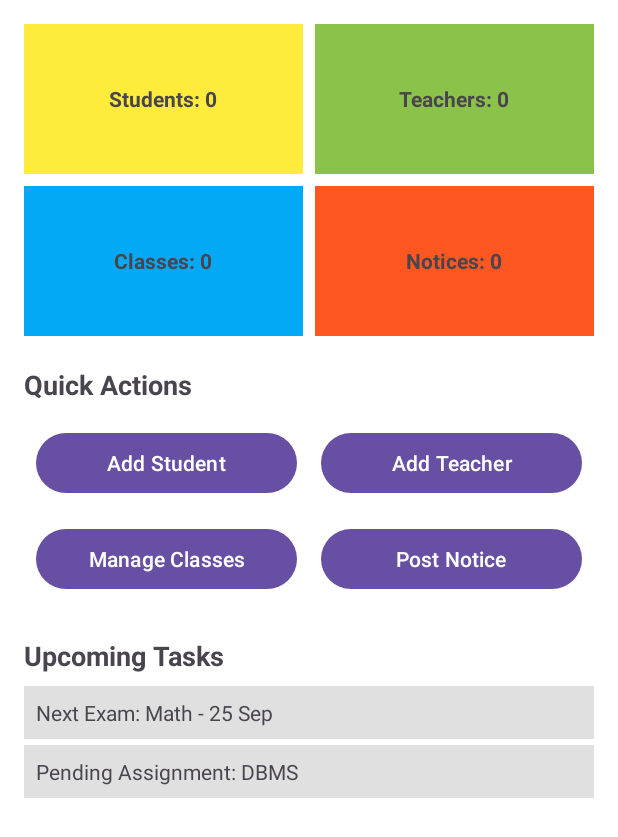
After one commit to JAHIDULFAHAD/Smart_Campus_Management_System, an Android app: the fragment Admin_Dashboards shown on its own in the app's theme, on a phone screen of 412 x 824 dp. The commit adds this screen. Shown: the top 837 px of the screen. Run offline under Robolectric (Android 15) with nearby library versions, the phone set to English and light mode, and no system bars.

Commit message:
admin dashboard add

```diff
--- a/app/build.gradle.kts
+++ b/app/build.gradle.kts
@@ -23,6 +23,7 @@ android {
             proguardFiles(
                 getDefaultProguardFile("proguard-android-optimize.txt"),
                 "proguard-rules.pro"
+
             )
         }
     }
--- a/app/src/main/AndroidManifest.xml
+++ b/app/src/main/AndroidManifest.xml
@@ -11,6 +11,9 @@
         android:roundIcon="@drawable/itsc"
         android:supportsRtl="true"
         android:theme="@style/Theme.SmartCampusManagementSystem">
+        <activity
+            android:name=".Admin_Home_page"
+            android:exported="false" />
         <activity
             android:name=".Home_Page"
             android:exported="false" />
--- /dev/null
+++ b/app/src/main/java/com/jhf/smartcampusmanagementsystem/Admin_Dashboards.kt
@@ -0,0 +1,59 @@
+package com.jhf.smartcampusmanagementsystem
+
+import android.os.Bundle
+import androidx.fragment.app.Fragment
+import android.view.LayoutInflater
+import android.view.View
+import android.view.ViewGroup
+
+// TODO: Rename parameter arguments, choose names that match
+// the fragment initialization parameters, e.g. ARG_ITEM_NUMBER
+private const val ARG_PARAM1 = "param1"
+private const val ARG_PARAM2 = "param2"
+
+/**
+ * A simple [Fragment] subclass.
+ * Use the [Admin_Dashboards.newInstance] factory method to
+ * create an instance of this fragment.
+ */
+class Admin_Dashboards : Fragment() {
+    // TODO: Rename and change types of parameters
+    private var param1: String? = null
+    private var param2: String? = null
+
+    override fun onCreate(savedInstanceState: Bundle?) {
+        super.onCreate(savedInstanceState)
+        arguments?.let {
+            param1 = it.getString(ARG_PARAM1)
+            param2 = it.getString(ARG_PARAM2)
+        }
+    }
+
+    override fun onCreateView(
+        inflater: LayoutInflater, container: ViewGroup?,
+        savedInstanceState: Bundle?
+    ): View? {
+        // Inflate the layout for this fragment
+        return inflater.inflate(R.layout.fragment_admin__dashboards, container, false)
+    }
+
+    companion object {
+        /**
+         * Use this factory method to create a new instance of
+         * this fragment using the provided parameters.
+         *
+         * @param param1 Parameter 1.
+         * @param param2 Parameter 2.
+         * @return A new instance of fragment Admin_Dashboards.
+         */
+        // TODO: Rename and change types and number of parameters
+        @JvmStatic
+        fun newInstance(param1: String, param2: String) =
+            Admin_Dashboards().apply {
+                arguments = Bundle().apply {
+                    putString(ARG_PARAM1, param1)
+                    putString(ARG_PARAM2, param2)
+                }
+            }
+    }
+}
--- /dev/null
+++ b/app/src/main/res/drawable/outline_export_notes_24.xml
@@ -0,0 +1,5 @@
+<vector xmlns:android="http://schemas.android.com/apk/res/android" android:height="24dp" android:tint="#797979" android:viewportHeight="960" android:viewportWidth="960" android:width="24dp">
+
+    <path android:fillColor="@android:color/white" android:pathData="M648,820L760,708L760,800L800,800L800,640L640,640L640,680L732,680L620,792L648,820ZM200,840Q167,840 143.5,816.5Q120,793 120,760L120,200Q120,167 143.5,143.5Q167,120 200,120L760,120Q793,120 816.5,143.5Q840,167 840,200L840,468Q821,459 801,452.5Q781,446 760,443L760,200Q760,200 760,200Q760,200 760,200L200,200Q200,200 200,200Q200,200 200,200L200,760Q200,760 200,760Q200,760 200,760L442,760Q445,782 451.5,802Q458,822 467,840L200,840ZM200,720Q200,731 200,740.5Q200,750 200,760L200,760Q200,760 200,760Q200,760 200,760L200,200Q200,200 200,200Q200,200 200,200L200,200Q200,200 200,200Q200,200 200,200L200,443Q200,441 200,440.5Q200,440 200,440Q200,440 200,522Q200,604 200,720ZM280,680L443,680Q446,659 452.5,639Q459,619 467,600L280,600L280,680ZM280,520L524,520Q556,490 595.5,470Q635,450 680,443L680,440L280,440L280,520ZM280,360L680,360L680,280L280,280L280,360ZM720,920Q637,920 578.5,861.5Q520,803 520,720Q520,637 578.5,578.5Q637,520 720,520Q803,520 861.5,578.5Q920,637 920,720Q920,803 861.5,861.5Q803,920 720,920Z"/>
+
+</vector>
--- /dev/null
+++ b/app/src/main/res/drawable/outline_user_attributes_24.xml
@@ -0,0 +1,5 @@
+<vector xmlns:android="http://schemas.android.com/apk/res/android" android:height="24dp" android:tint="#797979" android:viewportHeight="960" android:viewportWidth="960" android:width="24dp">
+
+    <path android:fillColor="@android:color/white" android:pathData="M560,280L560,200L880,200L880,280L560,280ZM560,440L560,360L880,360L880,440L560,440ZM560,600L560,520L880,520L880,600L560,600ZM320,560Q270,560 235,525Q200,490 200,440Q200,390 235,355Q270,320 320,320Q370,320 405,355Q440,390 440,440Q440,490 405,525Q370,560 320,560ZM80,800L80,724Q80,703 90,684Q100,665 118,654Q163,627 213.5,613.5Q264,600 320,600Q376,600 426.5,613.5Q477,627 522,654Q540,665 550,684Q560,703 560,724L560,800L80,800ZM166,720L166,720L474,720L474,720Q439,700 400,690Q361,680 320,680Q279,680 240,690Q201,700 166,720ZM320,480Q337,480 348.5,468.5Q360,457 360,440Q360,423 348.5,411.5Q337,400 320,400Q303,400 291.5,411.5Q280,423 280,440Q280,457 291.5,468.5Q303,480 320,480ZM320,440Q320,440 320,440Q320,440 320,440Q320,440 320,440Q320,440 320,440Q320,440 320,440Q320,440 320,440Q320,440 320,440Q320,440 320,440ZM320,720Q320,720 320,720Q320,720 320,720Q320,720 320,720Q320,720 320,720L320,720L320,720Z"/>
+
+</vector>
--- a/app/src/main/res/layout/activity_home_page.xml
+++ b/app/src/main/res/layout/activity_student_home_page.xml
@@ -124,7 +124,7 @@
         app:layout_constraintBottom_toBottomOf="parent"
         app:layout_constraintEnd_toEndOf="parent"
         app:layout_constraintStart_toStartOf="parent"
-        app:menu="@menu/bottom_navigation_menu"
+        app:menu="@menu/bottom_navigation_menu_student"
         app:labelVisibilityMode="labeled"
         app:itemIconSize="32dp"
         />
--- /dev/null
+++ b/app/src/main/res/layout/fragment_admin__dashboards.xml
@@ -0,0 +1,160 @@
+<?xml version="1.0" encoding="utf-8"?>
+<?xml version="1.0" encoding="utf-8"?>
+<ScrollView xmlns:android="http://schemas.android.com/apk/res/android"
+    android:layout_width="match_parent"
+    android:layout_height="match_parent"
+    android:background="@android:color/white"
+    android:padding="16dp">
+
+    <LinearLayout
+        android:layout_width="match_parent"
+        android:layout_height="wrap_content"
+        android:orientation="vertical">
+
+        <!-- Quick Stats Cards -->
+        <LinearLayout
+            android:layout_width="match_parent"
+            android:layout_height="100dp"
+            android:orientation="horizontal"
+            android:weightSum="2">
+
+            <TextView
+                android:id="@+id/tvTotalStudents"
+                android:layout_width="0dp"
+                android:layout_height="100dp"
+                android:layout_weight="1"
+                android:background="#FFEB3B"
+                android:padding="16dp"
+                android:text="Students: 0"
+                android:gravity="center"
+                android:textStyle="bold"
+                android:layout_marginEnd="4dp"/>
+
+            <TextView
+                android:id="@+id/tvTotalTeachers"
+                android:layout_width="0dp"
+                android:layout_height="100dp"
+                android:layout_weight="1"
+                android:background="#8BC34A"
+                android:padding="16dp"
+                android:text="Teachers: 0"
+                android:gravity="center"
+                android:textStyle="bold"
+                android:layout_marginStart="4dp"/>
+        </LinearLayout>
+
+        <LinearLayout
+            android:layout_width="match_parent"
+            android:layout_height="100dp"
+            android:orientation="horizontal"
+            android:weightSum="2"
+            android:layout_marginTop="8dp">
+
+            <TextView
+                android:id="@+id/tvTotalClasses"
+                android:layout_width="0dp"
+                android:layout_height="100dp"
+                android:layout_weight="1"
+                android:background="#03A9F4"
+                android:padding="16dp"
+                android:text="Classes: 0"
+                android:gravity="center"
+                android:textStyle="bold"
+                android:layout_marginEnd="4dp"/>
+
+            <TextView
+                android:id="@+id/tvNotices"
+                android:layout_width="0dp"
+                android:layout_height="100dp"
+                android:layout_weight="1"
+                android:background="#FF5722"
+                android:padding="16dp"
+                android:text="Notices: 0"
+                android:gravity="center"
+                android:textStyle="bold"
+                android:layout_marginStart="4dp"/>
+        </LinearLayout>
+
+        <!-- Quick Actions Grid -->
+        <TextView
+            android:layout_width="wrap_content"
+            android:layout_height="wrap_content"
+            android:text="Quick Actions"
+            android:textSize="18sp"
+            android:textStyle="bold"
+            android:layout_marginTop="20dp"
+            android:paddingBottom="8dp"/>
+
+        <GridLayout
+            android:layout_width="match_parent"
+            android:layout_height="wrap_content"
+            android:columnCount="2">
+
+            <Button
+                android:id="@+id/btnAddStudent"
+                android:layout_width="0dp"
+                android:layout_height="wrap_content"
+                android:layout_columnWeight="1"
+                android:text="Add Student"
+                android:layout_margin="8dp"/>
+
+            <Button
+                android:id="@+id/btnAddTeacher"
+                android:layout_width="0dp"
+                android:layout_height="wrap_content"
+                android:layout_columnWeight="1"
+                android:text="Add Teacher"
+                android:layout_margin="8dp"/>
+
+            <Button
+                android:id="@+id/btnManageClasses"
+                android:layout_width="0dp"
+                android:layout_height="wrap_content"
+                android:layout_columnWeight="1"
+                android:text="Manage Classes"
+                android:layout_margin="8dp"/>
+
+            <Button
+                android:id="@+id/btnPostNotice"
+                android:layout_width="0dp"
+                android:layout_height="wrap_content"
+                android:layout_columnWeight="1"
+                android:text="Post Notice"
+                android:layout_margin="8dp"/>
+        </GridLayout>
+
+        <!-- Optional: Upcoming Tasks / Alerts -->
+        <TextView
+            android:layout_width="wrap_content"
+            android:layout_height="wrap_content"
+            android:text="Upcoming Tasks"
+            android:textSize="18sp"
+            android:textStyle="bold"
+            android:layout_marginTop="20dp"
+            android:paddingBottom="8dp"/>
+
+        <LinearLayout
+            android:layout_width="match_parent"
+            android:layout_height="wrap_content"
+            android:orientation="vertical">
+
+            <TextView
+                android:id="@+id/tvUpcomingExams"
+                android:layout_width="match_parent"
+                android:layout_height="wrap_content"
+                android:text="Next Exam: Math - 25 Sep"
+                android:padding="8dp"
+                android:background="#E0E0E0"
+                android:layout_marginBottom="4dp"/>
+
+            <TextView
+                android:id="@+id/tvPendingAssignments"
+                android:layout_width="match_parent"
+                android:layout_height="wrap_content"
+                android:text="Pending Assignment: DBMS"
+                android:padding="8dp"
+                android:background="#E0E0E0"/>
+        </LinearLayout>
+
+    </LinearLayout>
+</ScrollView>
```
Also changed, not shown: app/src/main/java/com/jhf/smartcampusmanagementsystem/Admin_Home_page.kt (added, +24 -0 lines), app/src/main/java/com/jhf/smartcampusmanagementsystem/Home_Page.kt (+4 -3 lines), app/src/main/res/layout/activity_admin_home_page.xml (added, +132 -0 lines), app/src/main/res/menu/bottom_navigation_menu_admin.xml (added, +16 -0 lines), app/src/main/res/menu/bottom_navigation_menu_student.xml (renamed from app/src/main/res/menu/bottom_navigation_menu.xml).
